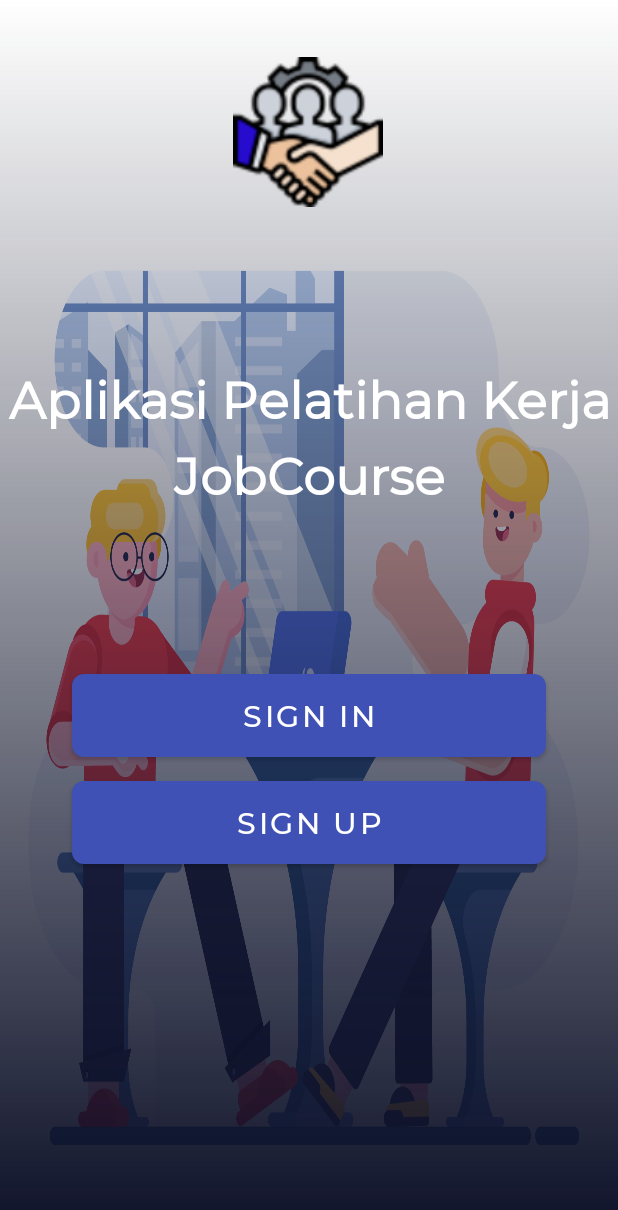
After one commit to refeed/androidJobCourse, an Android app: the layout activity_getstarted.xml on its own in the app's theme, with its tools: preview values and no code run, on a phone screen of 412 x 824 dp. The commit adds this screen. Shown: the top 1210 px of the screen. Run offline under Robolectric (Android 15) with nearby library versions, the phone set to English and light mode, and no system bars.

Commit message:
Praktikum ke-4
Buat GetStarted Activity belum bikin buat ganti intent

```diff
--- /dev/null
+++ b/app/src/main/java/com/refeed_ppb1/jobcourse/GetStartedActivity.java
@@ -0,0 +1,4 @@
+package com.refeed_ppb1.jobcourse;
+
+public class GetStartedActivity {
+}
--- a/app/src/main/java/com/refeed_ppb1/jobcourse/MainActivity.java
+++ b/app/src/main/java/com/refeed_ppb1/jobcourse/MainActivity.java
@@ -3,12 +3,35 @@ package com.refeed_ppb1.jobcourse;
 import androidx.appcompat.app.AppCompatActivity;
 
 import android.os.Bundle;
+import android.os.Handler;
+import android.view.animation.Animation;
+import android.view.animation.AnimationUtils;
+import android.widget.ImageView;
+import android.widget.TextView;
 
 public class MainActivity extends AppCompatActivity {
+    Animation app_splash, bottom_to_top;
+    ImageView app_logo;
+    TextView app_tagline;
 
     @Override
     protected void onCreate(Bundle savedInstanceState) {
         super.onCreate(savedInstanceState);
         setContentView(R.layout.activity_main);
+
+        app_splash = AnimationUtils.loadAnimation(this, R.anim.app_splash);
+        bottom_to_top = AnimationUtils.loadAnimation(this, R.anim.bottom_totop);
+        app_logo = findViewById(R.id.app_logo);
+        app_tagline = findViewById(R.id.app_tagline);
+
+        app_logo.startAnimation(app_splash);
+        app_tagline.startAnimation(bottom_to_top);
+        Handler handler = new Handler();
+        handler.postDelayed(new Runnable() {
+            @Override
+            public void run() {
+                // Merubah activity
+            }
+        }, 1000L);
     }
 }
--- /dev/null
+++ b/app/src/main/res/anim/app_splash.xml
@@ -0,0 +1,23 @@
+<?xml version="1.0" encoding="utf-8"?>
+<set xmlns:android="http://schemas.android.com/apk/res/android"
+    android:duration="800"
+    android:startOffset="100"
+    android:interpolator="@android:anim/accelerate_interpolator">
+
+   <translate
+       android:toYDelta="0"
+       android:fromYDelta="-800"/>
+
+    <scale
+        android:fromXScale="0.0"
+        android:fromYScale="0.0"
+        android:pivotX="50%"
+        android:pivotY="50%"
+        android:toXScale="1.0"
+        android:toYScale="1.0"/>
+
+    <alpha
+        android:fromAlpha="0.0"
+        android:toAlpha="1.0"/>
+
+</set>
--- /dev/null
+++ b/app/src/main/res/anim/bottom_totop.xml
@@ -0,0 +1,14 @@
+<?xml version="1.0" encoding="utf-8"?>
+<set xmlns:android="http://schemas.android.com/apk/res/android"
+    android:duration="800"
+    android:startOffset="100"
+    android:interpolator="@android:anim/accelerate_interpolator"
+    >
+
+    <translate
+        android:fromYDelta="800"
+        android:toYDelta="0"/>
+    <alpha
+        android:fromAlpha="0.0"
+        android:toAlpha="1.0"/>
+</set>
--- /dev/null
+++ b/app/src/main/res/drawable/bg_btn_blue_primary.xml
@@ -0,0 +1,5 @@
+<?xml version="1.0" encoding="utf-8"?>
+<shape xmlns:android="http://schemas.android.com/apk/res/android">
+    <solid android:color="@color/bluePrimary"></solid>
+    <corners android:radius="8dp"></corners>
+</shape>
--- /dev/null
+++ b/app/src/main/res/drawable/bg_btn_white_primary.xml
@@ -0,0 +1,5 @@
+<?xml version="1.0" encoding="utf-8"?>
+<shape xmlns:android="http://schemas.android.com/apk/res/android">
+    <solid android:color="#FFF"></solid>
+    <corners android:radius="8dp"></corners>
+</shape>
--- /dev/null
+++ b/app/src/main/res/drawable/bg_overlay_getstarted.xml
@@ -0,0 +1,7 @@
+<?xml version="1.0" encoding="utf-8"?>
+<shape xmlns:android="http://schemas.android.com/apk/res/android">
+    <gradient
+        android:startColor="#0D1128"
+        android:endColor="#002035ce"
+        android:angle="90"/>
+</shape>
--- /dev/null
+++ b/app/src/main/res/layout/activity_getstarted.xml
@@ -0,0 +1,108 @@
+<?xml version="1.0" encoding="utf-8"?>
+<androidx.constraintlayout.widget.ConstraintLayout
+    xmlns:android="http://schemas.android.com/apk/res/android"
+    xmlns:app="http://schemas.android.com/apk/res-auto"
+    xmlns:tools="http://schemas.android.com/tools"
+    android:layout_width="match_parent"
+    android:layout_height="match_parent"
+    tools:context=".GetStartedActivity">
+
+    <View
+        android:id="@+id/view"
+        android:layout_width="match_parent"
+        android:layout_height="match_parent"
+        android:layout_marginStart="8dp"
+        android:layout_marginTop="120dp"
+        android:layout_marginEnd="8dp"
+        android:background="@drawable/appbg_getstarted"
+        app:layout_constraintBottom_toBottomOf="parent"
+        app:layout_constraintEnd_toEndOf="parent"
+        app:layout_constraintHorizontal_bias="0.0"
+        app:layout_constraintStart_toStartOf="parent"
+        app:layout_constraintTop_toTopOf="parent"
+        app:layout_constraintVertical_bias="1.0">
+    </View>
+
+    <View
+        android:id="@+id/view3"
+        android:layout_width="match_parent"
+        android:layout_height="match_parent"
+        android:background="@drawable/bg_overlay_getstarted"
+        app:layout_constraintBottom_toBottomOf="parent"
+        app:layout_constraintEnd_toEndOf="parent"
+        app:layout_constraintHorizontal_bias="0.0"
+        app:layout_constraintStart_toStartOf="parent"
+        app:layout_constraintTop_toTopOf="parent"
+        app:layout_constraintVertical_bias="1.0">
+    </View>
+
+    <ImageView
+        android:id="@+id/logo"
+        android:layout_width="204dp"
+        android:layout_height="100dp"
+        android:layout_marginStart="8dp"
+        android:layout_marginTop="36dp"
+        android:layout_marginEnd="8dp"
+        android:src="@drawable/team"
+        app:layout_constraintBottom_toBottomOf="parent"
+        app:layout_constraintEnd_toEndOf="parent"
+        app:layout_constraintHorizontal_bias="0.497"
+        app:layout_constraintStart_toStartOf="parent"
+        app:layout_constraintTop_toTopOf="parent"
+        app:layout_constraintVertical_bias="0.003">
+    </ImageView>
+
+    <TextView
+        android:id="@+id/text_started"
+        android:layout_width="wrap_content"
+        android:layout_height="wrap_content"
+        android:layout_marginTop="44dp"
+        android:layout_marginBottom="424dp"
+        android:fontFamily="@font/mregular"
+        android:lineSpacingExtra="9dp"
+        android:text="Aplikasi Pelatihan Kerja JobCourse"
+        android:textAlignment="center"
+        android:textColor="#fff"
+        android:textSize="34sp"
+        android:textStyle="bold"
+        app:layout_constraintBottom_toBottomOf="parent"
+        app:layout_constraintEnd_toEndOf="parent"
+        app:layout_constraintStart_toStartOf="parent"
+        app:layout_constraintTop_toBottomOf="@+id/logo">
+    </TextView>
+
+    <Button
+        android:id="@+id/btn_signin"
+        android:layout_width="match_parent"
+        android:layout_height="55dp"
+        android:layout_marginStart="48dp"
+        android:layout_marginTop="110dp"
+        android:layout_marginEnd="48dp"
+        android:background="@drawable/bg_btn_blue_primary"
+        android:fontFamily="@font/mmedium"
+        android:text="@string/sign_in"
+        android:textColor="#fff"
+        android:textSize="20sp"
+        app:layout_constraintEnd_toEndOf="parent"
+        app:layout_constraintStart_toStartOf="parent"
+        app:layout_constraintTop_toBottomOf="@+id/text_started">
+    </Button>
+
+    <Button
+        android:id="@+id/btn_signup"
+        android:layout_width="match_parent"
+        android:layout_height="55dp"
+        android:layout_marginStart="48dp"
+        android:layout_marginTop="16dp"
+        android:layout_marginEnd="48dp"
+        android:background="@drawable/bg_btn_white_primary"
+        android:fontFamily="@font/mmedium"
+        android:text="@string/sign_up"
+        android:textColor="#fff"
+        android:textSize="20sp"
+        app:layout_constraintEnd_toEndOf="parent"
+        app:layout_constraintStart_toStartOf="parent"
+        app:layout_constraintTop_toBottomOf="@+id/btn_signin">
+    </Button>
+
+</androidx.constraintlayout.widget.ConstraintLayout>
--- a/app/src/main/res/values/strings.xml
+++ b/app/src/main/res/values/strings.xml
@@ -1,4 +1,6 @@
 <resources>
     <string name="app_name">JobCourse</string>
     <string name="app_tagline">Selamat Datang di Aplikasi JobCourse Pencari Kerja</string>
+    <string name="sign_in">SIGN IN</string>
+    <string name="sign_up">SIGN UP</string>
 </resources>
```
Also changed, not shown: app/src/main/res/drawable-v24/appbg_getstarted.png (added).
